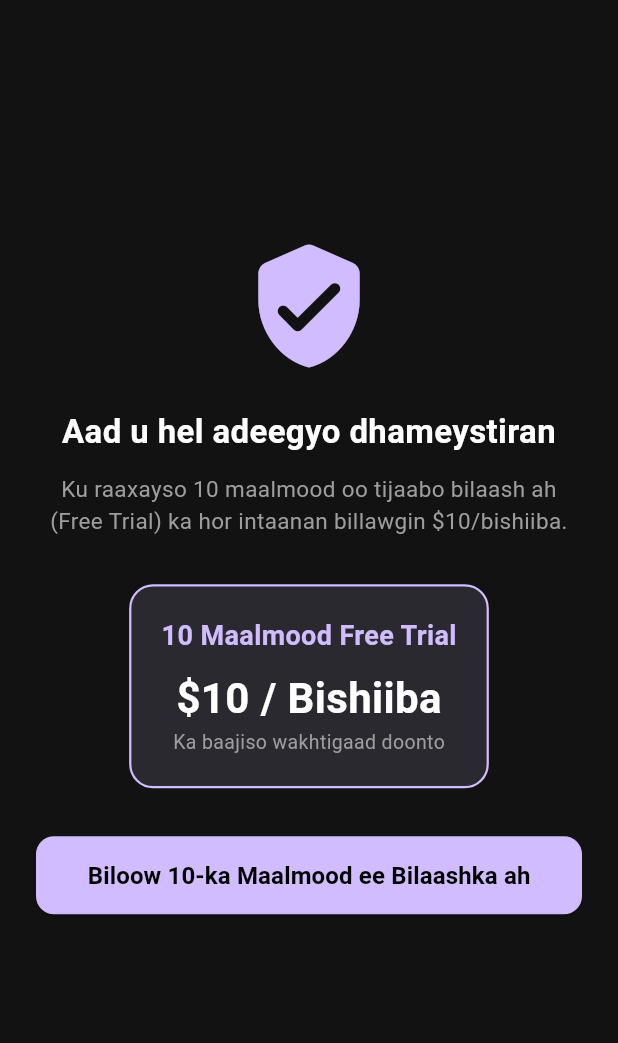
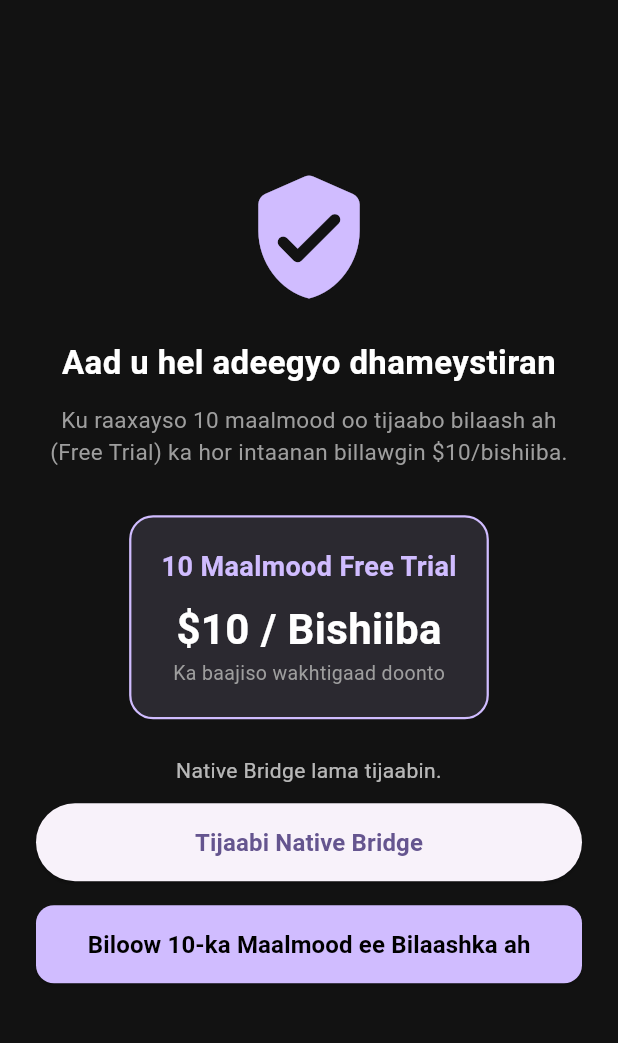
Before and after one commit to ccmkaafi-jpg/Ilaalo-Engine, a Flutter app: the screen it shows after launch, on a phone screen of 412 x 824 dp, the part 84-1127 px from its top. Run offline on Flutter 3.47's test engine with Material 3 defaults, Android fonts, the phone set to English and light mode, and no system bars.

Commit message:
Connect Flutter to native Android bridge

```diff
--- a/lib/main.dart
+++ b/lib/main.dart
@@ -1,4 +1,5 @@
 import 'package:flutter/material.dart';
+import 'services/ilaalo_native_service.dart';
 
 void main() {
   runApp(const IlaaloEngineApp());
@@ -13,7 +14,9 @@
       title: 'Ilaalo Engine',
       debugShowCheckedModeBanner: false,
       theme: ThemeData(
-        colorScheme: ColorScheme.fromSeed(seedColor: const Color(0xFF6750A4)),
+        colorScheme: ColorScheme.fromSeed(
+          seedColor: const Color(0xFF6750A4),
+        ),
         useMaterial3: true,
       ),
       home: const SubscriptionScreen(),
@@ -21,15 +24,45 @@
   }
 }
 
-class SubscriptionScreen extends StatelessWidget {
+class SubscriptionScreen extends StatefulWidget {
   const SubscriptionScreen({super.key});
+
+  @override
+  State<SubscriptionScreen> createState() => _SubscriptionScreenState();
+}
+
+class _SubscriptionScreenState extends State<SubscriptionScreen> {
+  String _nativeStatus = 'Native Bridge lama tijaabin.';
+
+  Future<void> _testNativeBridge() async {
+    setState(() {
+      _nativeStatus = 'La xiriiraya Android...';
+    });
+
+    try {
+      final status =
+          await IlaaloNativeService.getPlatformStatus();
+
+      setState(() {
+        _nativeStatus =
+            '${status['platform']} • ${status['nativeBridge']}';
+      });
+    } catch (e) {
+      setState(() {
+        _nativeStatus = 'Bridge error: $e';
+      });
+    }
+  }
 
   @override
   Widget build(BuildContext context) {
     return Scaffold(
       backgroundColor: const Color(0xFF121212),
       appBar: AppBar(
-        title: const Text('Ilaalo Engine VIP', style: TextStyle(color: Colors.white)),
+        title: const Text(
+          'Ilaalo Engine VIP',
+          style: TextStyle(color: Colors.white),
+        ),
         backgroundColor: const Color(0xFF1E1E1E),
         centerTitle: true,
       ),
@@ -38,18 +71,30 @@
         child: Column(
           mainAxisAlignment: MainAxisAlignment.center,
           children: [
-            const Icon(Icons.verified_user_rounded, size: 90, color: Color(0xFFD0BCFF)),
+            const Icon(
+              Icons.verified_user_rounded,
+              size: 90,
+              color: Color(0xFFD0BCFF),
+            ),
             const SizedBox(height: 24),
             const Text(
               'Aad u hel adeegyo dhameystiran',
               textAlign: TextAlign.center,
-              style: TextStyle(fontSize: 22, fontWeight: FontWeight.bold, color: Colors.white),
+              style: TextStyle(
+                fontSize: 22,
+                fontWeight: FontWeight.bold,
+                color: Colors.white,
+              ),
             ),
             const SizedBox(height: 12),
             const Text(
-              'Ku raaxayso 10 maalmood oo tijaabo bilaash ah (Free Trial) ka hor intaanan billawgin \$10/bishiiba.',
+              'Ku raaxayso 10 maalmood oo tijaabo bilaash ah '
+              '(Free Trial) ka hor intaanan billawgin \$10/bishiiba.',
               textAlign: TextAlign.center,
-              style: TextStyle(fontSize: 15, color: Colors.grey),
+              style: TextStyle(
+                fontSize: 15,
+                color: Colors.grey,
+              ),
             ),
             const SizedBox(height: 32),
             Container(
@@ -57,39 +102,89 @@
               decoration: BoxDecoration(
                 color: const Color(0xFF2B2930),
                 borderRadius: BorderRadius.circular(16),
-                border: Border.all(color: const Color(0xFFD0BCFF), width: 1.5),
+                border: Border.all(
+                  color: const Color(0xFFD0BCFF),
+                  width: 1.5,
+                ),
               ),
               child: const Column(
                 children: [
                   Text(
                     '10 Maalmood Free Trial',
-                    style: TextStyle(fontSize: 18, fontWeight: FontWeight.bold, color: Color(0xFFD0BCFF)),
+                    style: TextStyle(
+                      fontSize: 18,
+                      fontWeight: FontWeight.bold,
+                      color: Color(0xFFD0BCFF),
+                    ),
                   ),
                   SizedBox(height: 8),
                   Text(
                     '\$10 / Bishiiba',
-                    style: TextStyle(fontSize: 28, fontWeight: FontWeight.bold, color: Colors.white),
+                    style: TextStyle(
+                      fontSize: 28,
+                      fontWeight: FontWeight.bold,
+                      color: Colors.white,
+                    ),
                   ),
                   Text(
                     'Ka baajiso wakhtigaad doonto',
-                    style: TextStyle(fontSize: 13, color: Colors.grey),
+                    style: TextStyle(
+                      fontSize: 13,
+                      color: Colors.grey,
+                    ),
                   ),
                 ],
               ),
             ),
-            const SizedBox(height: 32),
+            const SizedBox(height: 24),
+
+            // Native Bridge status
+            Text(
+              _nativeStatus,
+              textAlign: TextAlign.center,
+              style: const TextStyle(
+                fontSize: 14,
+                color: Colors.white70,
+              ),
+            ),
+
+            const SizedBox(height: 12),
+
+            SizedBox(
+              width: double.infinity,
+              height: 52,
+              child: ElevatedButton(
+                onPressed: _testNativeBridge,
+                child: const Text(
+                  'Tijaabi Native Bridge',
+                  style: TextStyle(
+                    fontSize: 16,
+                    fontWeight: FontWeight.bold,
+                  ),
+                ),
+              ),
+            ),
+
+            const SizedBox(height: 16),
+
             SizedBox(
               width: double.infinity,
               height: 52,
               child: ElevatedButton(
                 style: ElevatedButton.styleFrom(
                   backgroundColor: const Color(0xFFD0BCFF),
-                  shape: RoundedRectangleBorder(borderRadius: BorderRadius.circular(12)),
+                  shape: RoundedRectangleBorder(
+                    borderRadius: BorderRadius.circular(12),
+                  ),
                 ),
                 onPressed: () {},
                 child: const Text(
                   'Biloow 10-ka Maalmood ee Bilaashka ah',
-                  style: TextStyle(fontSize: 16, fontWeight: FontWeight.bold, color: Colors.black),
+                  style: TextStyle(
+                    fontSize: 16,
+                    fontWeight: FontWeight.bold,
+                    color: Colors.black,
+                  ),
                 ),
               ),
             ),
--- /dev/null
+++ b/lib/services/ilaalo_native_service.dart
@@ -0,0 +1,21 @@
+import 'package:flutter/services.dart';
+
+class IlaaloNativeService {
+  static const MethodChannel _channel =
+      MethodChannel('com.ilaalo.engine/native');
+
+  static Future<Map<String, dynamic>> getPlatformStatus() async {
+    final result = await _channel.invokeMethod<dynamic>(
+      'getPlatformStatus',
+    );
+
+    if (result is Map) {
+      return Map<String, dynamic>.from(result);
+    }
+
+    throw PlatformException(
+      code: 'INVALID_RESPONSE',
+      message: 'Native bridge wuxuu soo celiyay xog aan la filayn.',
+    );
+  }
+}
```
